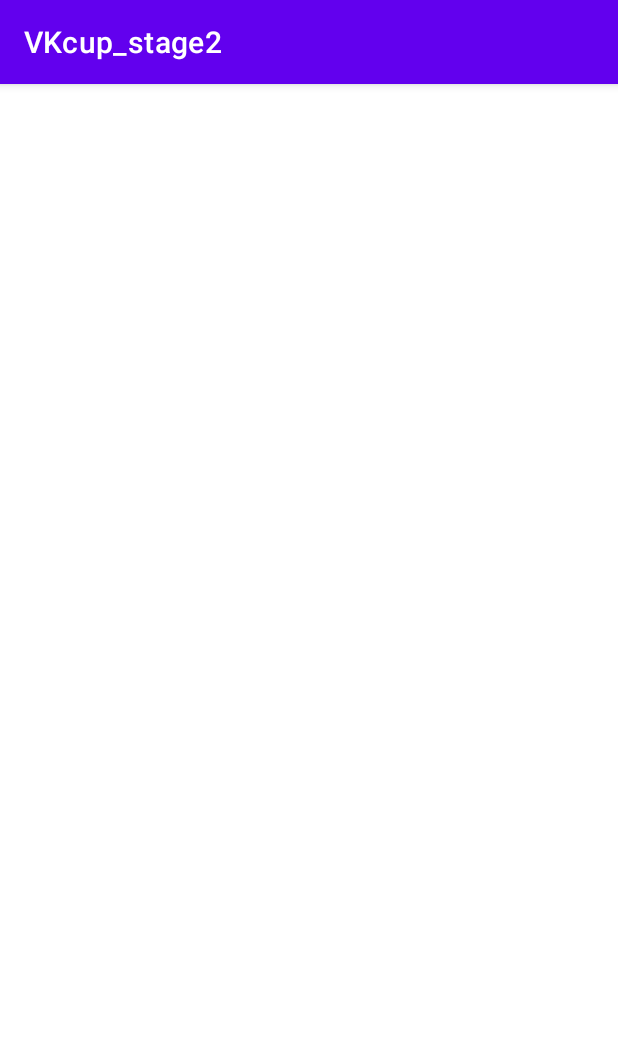
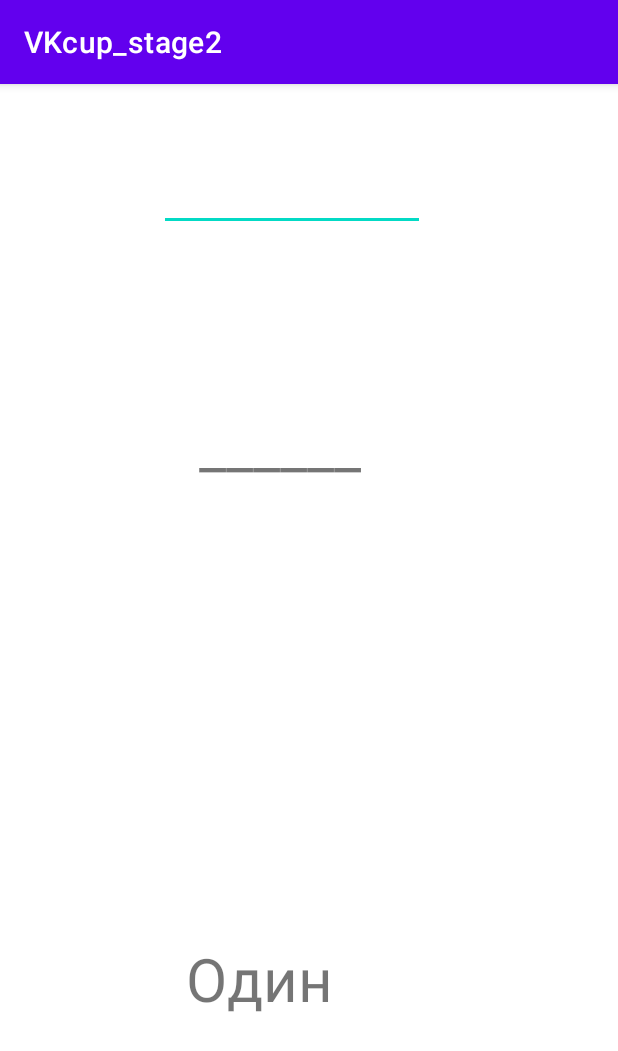
Before and after one commit to nibelung-dt/VKcup_stage_2, an Android app: the ItemsToText screen opened directly, with no data from a screen before it, on a phone screen of 412 x 824 dp. Shown: the top 1051 px of the screen. Run offline under Robolectric (Android 15) with nearby library versions, the phone set to English and light mode, and no system bars.

Commit message:
activity FillSpaces added

```diff
--- a/app/src/main/AndroidManifest.xml
+++ b/app/src/main/AndroidManifest.xml
@@ -13,6 +13,9 @@
         android:supportsRtl="true"
         android:theme="@style/Theme.VKcup_stage2"
         tools:targetApi="31">
+        <activity
+            android:name=".FillSpaces"
+            android:exported="false" />
         <activity
             android:name=".RatingBars"
             android:exported="false" />
--- a/app/src/main/java/com/example/vkcup_stage2/CustomRecyclerAdapter.kt
+++ b/app/src/main/java/com/example/vkcup_stage2/CustomRecyclerAdapter.kt
@@ -58,7 +58,7 @@ class CustomRecyclerAdapter(private val names: List<Questions>) : RecyclerView
     override fun onBindViewHolder(holder: MyViewHolder, position: Int) {
         // holder.largeTextView.text = names[position]
         holder.largeTextView.text = names[position].question
-        holder.smallTextView.text = "Вопрос 1/1"
+        holder.smallTextView.text = names[position].numberQuestion
        // holder.button1.button = names[position].answers[0]  // setText
        // holder.button1.text = names[position].answers[0]
         holder.text1_1.text = names[position].answers[0]
--- a/app/src/main/java/com/example/vkcup_stage2/ItemsToText.kt
+++ b/app/src/main/java/com/example/vkcup_stage2/ItemsToText.kt
@@ -1,11 +1,72 @@
 package com.example.vkcup_stage2
 
+import android.content.ClipData
+import android.content.ClipDescription
+import android.os.Build
 import androidx.appcompat.app.AppCompatActivity
 import android.os.Bundle
+import android.widget.ImageView
+import android.widget.TextView
 
 class ItemsToText : AppCompatActivity() {
     override fun onCreate(savedInstanceState: Bundle?) {
         super.onCreate(savedInstanceState)
         setContentView(R.layout.activity_items_to_text)
+
+
+        val IMAGEVIEW_TAG = "icon bitmap"
+        val text_tag = "text tag"
+        val word = findViewById<TextView>(R.id.word)
+/*
+        val textView = TextView(this).apply {
+            tag = text_tag
+            setOnLongClickListener { v ->
+                val item = ClipData.Item(v.tag as? CharSequence)
+
+            }
+        }
+        */
+
+/*
+        val imageView = ImageView(this).apply {
+            // Sets the bitmap for the ImageView from an icon bit map (defined elsewhere).
+            setImageBitmap()
+            tag = IMAGEVIEW_TAG
+            setOnLongClickListener { v ->
+                // Create a new ClipData.
+                // This is done in two steps to provide clarity. The convenience method
+                // ClipData.newPlainText() can create a plain text ClipData in one step.
+
+                // Create a new ClipData.Item from the ImageView object's tag.
+                val item = ClipData.Item(v.tag as? CharSequence)
+
+                // Create a new ClipData using the tag as a label, the plain text MIME type, and
+                // the already-created item. This creates a new ClipDescription object within the
+                // ClipData and sets its MIME type to "text/plain".
+                val dragData = ClipData(
+                    v.tag as? CharSequence,
+                    arrayOf(ClipDescription.MIMETYPE_TEXT_PLAIN),
+                    item)
+
+                // Instantiate the drag shadow builder.
+                val myShadow = MyDragShadowBuilder(this)
+
+                // Start the drag.
+                if (Build.VERSION.SDK_INT >= Build.VERSION_CODES.N) {
+                    v.startDragAndDrop(dragData,  // The data to be dragged
+                        myShadow,  // The drag shadow builder
+                        null,      // No need to use local data
+                        0          // Flags (not currently used, set to 0)
+                    )
+                }
+
+                // Indicate that the long-click was handled.
+                true
+            }
+        }
+*/
     }
+
+
+
 }
--- a/app/src/main/res/layout/activity_items_to_text.xml
+++ b/app/src/main/res/layout/activity_items_to_text.xml
@@ -6,4 +6,45 @@
     android:layout_height="match_parent"
     tools:context=".ItemsToText">
 
+
+    <TextView
+        android:id="@+id/word"
+        android:layout_width="116dp"
+        android:layout_height="60dp"
+        android:text="Один"
+        android:textSize="40dp"
+        app:layout_constraintBottom_toBottomOf="parent"
+        app:layout_constraintEnd_toEndOf="parent"
+        app:layout_constraintHorizontal_bias="0.42"
+        app:layout_constraintStart_toStartOf="parent"
+        app:layout_constraintTop_toTopOf="parent"
+        app:layout_constraintVertical_bias="0.804" />
+
+    <TextView
+        android:id="@+id/space"
+        android:layout_width="wrap_content"
+        android:layout_height="wrap_content"
+        android:text="______"
+        android:textSize="40dp"
+        app:layout_constraintBottom_toBottomOf="parent"
+        app:layout_constraintEnd_toEndOf="parent"
+        app:layout_constraintHorizontal_bias="0.437"
+        app:layout_constraintStart_toStartOf="parent"
+        app:layout_constraintTop_toTopOf="parent"
+        app:layout_constraintVertical_bias="0.299" />
+
+
+    <com.google.android.material.textfield.TextInputEditText
+        android:id="@+id/fillSpace"
+        android:layout_width="177dp"
+        android:layout_height="54dp"
+        android:hint=""
+        app:layout_constraintBottom_toBottomOf="parent"
+        app:layout_constraintEnd_toEndOf="parent"
+        app:layout_constraintHorizontal_bias="0.452"
+        app:layout_constraintStart_toStartOf="parent"
+        app:layout_constraintTop_toTopOf="parent"
+        app:layout_constraintVertical_bias="0.062" />
+
+
 </androidx.constraintlayout.widget.ConstraintLayout>
```
Also changed, not shown: app/src/main/java/com/example/vkcup_stage2/FillSpaces.kt (added, +129 -0 lines), app/src/main/java/com/example/vkcup_stage2/FirstList.kt (+19 -5 lines), app/src/main/java/com/example/vkcup_stage2/MainActivity.kt (+24 -3 lines), app/src/main/java/com/example/vkcup_stage2/Questions.kt (+9 -2 lines), app/src/main/java/com/example/vkcup_stage2/RecyclerAdapterFillSpaces.kt (added, +28 -0 lines), app/src/main/res/layout/activity_fill_spaces.xml (added, +25 -0 lines), app/src/main/res/layout/activity_main.xml (+16 -17 lines), app/src/main/res/layout/recyclerview_fill_spaces.xml (added, +147 -0 lines).
